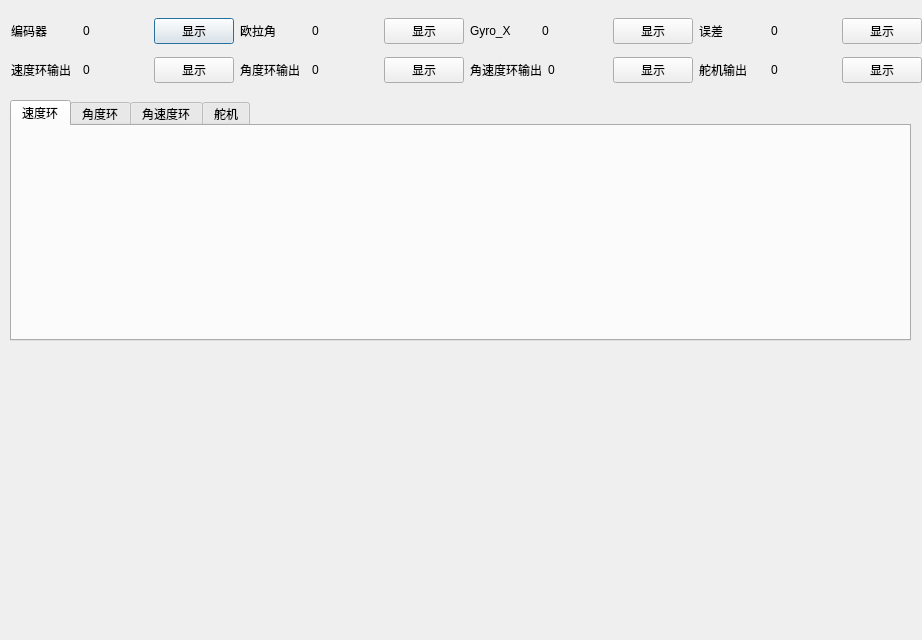
Before: the Qt Designer form tmp/Commanders/vmotorcontroler.ui in CN-ChangqinWei/mutithreadsearch, drawn with Qt 5.
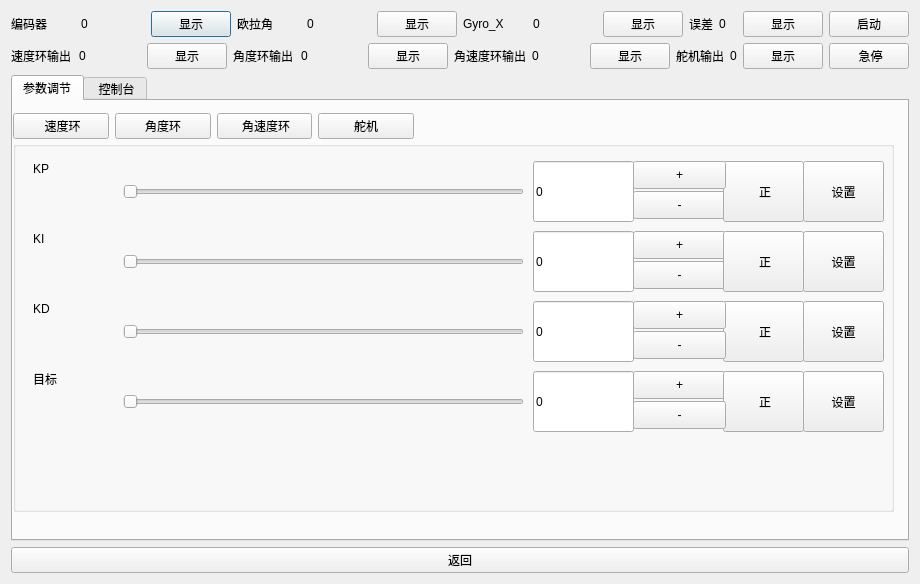
After: the same form once the commit is applied.

Diff of the .ui file:
```diff
--- a/tmp/Commanders/vmotorcontroler.ui
+++ b/tmp/Commanders/vmotorcontroler.ui
@@ -6,55 +6,15 @@
    <rect>
     <x>0</x>
     <y>0</y>
-    <width>922</width>
-    <height>640</height>
+    <width>920</width>
+    <height>584</height>
    </rect>
   </property>
   <property name="windowTitle">
    <string>Dialog</string>
   </property>
-  <widget class="QTabWidget" name="tabWidget">
-   <property name="geometry">
-    <rect>
-     <x>10</x>
-     <y>100</y>
-     <width>901</width>
-     <height>241</height>
-    </rect>
-   </property>
-   <property name="currentIndex">
-    <number>0</number>
-   </property>
-   <widget class="QWidget" name="tab">
-    <attribute name="title">
-     <string>速度环</string>
-    </attribute>
-   </widget>
-   <widget class="QWidget" name="tab_2">
-    <attribute name="title">
-     <string>角度环</string>
-    </attribute>
-   </widget>
-   <widget class="QWidget" name="tab_3">
-    <attribute name="title">
-     <string>角速度环</string>
-    </attribute>
-   </widget>
-   <widget class="QWidget" name="tab_4">
-    <attribute name="title">
-     <string>舵机</string>
-    </attribute>
-   </widget>
-  </widget>
-  <widget class="QWidget" name="">
-   <property name="geometry">
-    <rect>
-     <x>11</x>
-     <y>11</y>
-     <width>911</width>
-     <height>81</height>
-    </rect>
-   </property>
+  <layout class="QGridLayout" name="gridLayout">
+   <item row="0" column="0">
    <layout class="QVBoxLayout" name="verticalLayout">
     <item>
      <layout class="QHBoxLayout" name="horizontalLayout_4">
@@ -68,7 +28,7 @@
          </widget>
         </item>
         <item>
-         <widget class="QLabel" name="label_2">
+          <widget class="QLabel" name="LB_VALUEENCODER">
           <property name="text">
            <string>0</string>
           </property>
@@ -93,7 +53,7 @@
          </widget>
         </item>
         <item>
-         <widget class="QLabel" name="label_4">
+          <widget class="QLabel" name="LB_VALUEEULUR">
           <property name="text">
            <string>0</string>
           </property>
@@ -118,7 +78,7 @@
          </widget>
         </item>
         <item>
-         <widget class="QLabel" name="label_6">
+          <widget class="QLabel" name="LB_VALUEGYROX">
           <property name="text">
            <string>0</string>
           </property>
@@ -143,7 +103,7 @@
          </widget>
         </item>
         <item>
-         <widget class="QLabel" name="label_10">
+          <widget class="QLabel" name="LB_VALUEERROR">
           <property name="text">
            <string>0</string>
           </property>
@@ -156,6 +116,13 @@
           </property>
          </widget>
         </item>
+         <item>
+          <widget class="QPushButton" name="PB_RUNMOTOR">
+           <property name="text">
+            <string>启动</string>
+           </property>
+          </widget>
+         </item>
        </layout>
       </item>
      </layout>
@@ -260,12 +227,617 @@
           </property>
          </widget>
         </item>
+         <item>
+          <widget class="QPushButton" name="PB_STOPMOTOR">
+           <property name="text">
+            <string> 急停</string>
+           </property>
+          </widget>
+         </item>
        </layout>
       </item>
      </layout>
     </item>
    </layout>
-  </widget>
+   </item>
+   <item row="3" column="0">
+    <widget class="QPushButton" name="pushButton_11">
+     <property name="text">
+      <string>返回</string>
+     </property>
+    </widget>
+   </item>
+   <item row="2" column="0">
+    <widget class="QTabWidget" name="tabWidget">
+     <property name="currentIndex">
+      <number>0</number>
+     </property>
+     <widget class="QWidget" name="tab">
+      <attribute name="title">
+       <string>参数调节</string>
+      </attribute>
+      <widget class="QWidget" name="layoutWidget">
+       <property name="geometry">
+        <rect>
+         <x>0</x>
+         <y>0</y>
+         <width>401</width>
+         <height>51</height>
+        </rect>
+       </property>
+       <layout class="QHBoxLayout" name="horizontalLayout_11">
+        <item>
+         <widget class="QPushButton" name="PB_SPEEDRING">
+          <property name="text">
+           <string> 速度环</string>
+          </property>
+         </widget>
+        </item>
+        <item>
+         <widget class="QPushButton" name="PB_ANGLERING">
+          <property name="text">
+           <string>角度环</string>
+          </property>
+         </widget>
+        </item>
+        <item>
+         <widget class="QPushButton" name="PB_GYRORING">
+          <property name="text">
+           <string> 角速度环</string>
+          </property>
+         </widget>
+        </item>
+        <item>
+         <widget class="QPushButton" name="PB_SERVORING">
+          <property name="text">
+           <string>舵机</string>
+          </property>
+         </widget>
+        </item>
+       </layout>
+      </widget>
+      <widget class="QGroupBox" name="groupBox">
+       <property name="geometry">
+        <rect>
+         <x>0</x>
+         <y>40</y>
+         <width>881</width>
+         <height>371</height>
+        </rect>
+       </property>
+       <property name="title">
+        <string/>
+       </property>
+       <widget class="QPushButton" name="PB_SETKD">
+        <property name="geometry">
+         <rect>
+          <x>790</x>
+          <y>160</y>
+          <width>81</width>
+          <height>61</height>
+         </rect>
+        </property>
+        <property name="text">
+         <string>设置</string>
+        </property>
+       </widget>
+       <widget class="QPushButton" name="PB_REDUCEKI">
+        <property name="geometry">
+         <rect>
+          <x>620</x>
+          <y>120</y>
+          <width>93</width>
+          <height>28</height>
+         </rect>
+        </property>
+        <property name="text">
+         <string>-</string>
+        </property>
+       </widget>
+       <widget class="QSlider" name="SD_KP">
+        <property name="geometry">
+         <rect>
+          <x>110</x>
+          <y>20</y>
+          <width>401</width>
+          <height>61</height>
+         </rect>
+        </property>
+        <property name="orientation">
+         <enum>Qt::Horizontal</enum>
+        </property>
+       </widget>
+       <widget class="QSlider" name="SD_KD">
+        <property name="geometry">
+         <rect>
+          <x>110</x>
+          <y>160</y>
+          <width>401</width>
+          <height>61</height>
+         </rect>
+        </property>
+        <property name="orientation">
+         <enum>Qt::Horizontal</enum>
+        </property>
+       </widget>
+       <widget class="QPushButton" name="PB_SETKP">
+        <property name="geometry">
+         <rect>
+          <x>790</x>
+          <y>20</y>
+          <width>81</width>
+          <height>61</height>
+         </rect>
+        </property>
+        <property name="text">
+         <string>设置</string>
+        </property>
+       </widget>
+       <widget class="QLineEdit" name="LE_KP">
+        <property name="geometry">
+         <rect>
+          <x>520</x>
+          <y>20</y>
+          <width>101</width>
+          <height>61</height>
+         </rect>
+        </property>
+        <property name="text">
+         <string>0</string>
+        </property>
+       </widget>
+       <widget class="QPushButton" name="PB_REDUCEKP">
+        <property name="geometry">
+         <rect>
+          <x>620</x>
+          <y>50</y>
+          <width>93</width>
+          <height>28</height>
+         </rect>
+        </property>
+        <property name="text">
+         <string>-</string>
+        </property>
+       </widget>
+       <widget class="QPushButton" name="PB_POLEKD">
+        <property name="geometry">
+         <rect>
+          <x>710</x>
+          <y>160</y>
+          <width>81</width>
+          <height>61</height>
+         </rect>
+        </property>
+        <property name="text">
+         <string> 正</string>
+        </property>
+       </widget>
+       <widget class="QLabel" name="label_2">
+        <property name="geometry">
+         <rect>
+          <x>20</x>
+          <y>20</y>
+          <width>72</width>
+          <height>15</height>
+         </rect>
+        </property>
+        <property name="text">
+         <string>KP</string>
+        </property>
+       </widget>
+       <widget class="QPushButton" name="PB_POLEKP">
+        <property name="geometry">
+         <rect>
+          <x>710</x>
+          <y>20</y>
+          <width>81</width>
+          <height>61</height>
+         </rect>
+        </property>
+        <property name="text">
+         <string> 正</string>
+        </property>
+       </widget>
+       <widget class="QPushButton" name="PB_PLUSKI">
+        <property name="geometry">
+         <rect>
+          <x>620</x>
+          <y>90</y>
+          <width>93</width>
+          <height>28</height>
+         </rect>
+        </property>
+        <property name="text">
+         <string>+</string>
+        </property>
+       </widget>
+       <widget class="QPushButton" name="PB_PLUSKD">
+        <property name="geometry">
+         <rect>
+          <x>620</x>
+          <y>160</y>
+          <width>93</width>
+          <height>28</height>
+         </rect>
+        </property>
+        <property name="text">
+         <string>+</string>
+        </property>
+       </widget>
+       <widget class="QLabel" name="label_4">
+        <property name="geometry">
+         <rect>
+          <x>20</x>
+          <y>90</y>
+          <width>72</width>
+          <height>15</height>
+         </rect>
+        </property>
+        <property name="text">
+         <string>KI</string>
+        </property>
+       </widget>
+       <widget class="QPushButton" name="PB_SETKI">
+        <property name="geometry">
+         <rect>
+          <x>790</x>
+          <y>90</y>
+          <width>81</width>
+          <height>61</height>
+         </rect>
+        </property>
+        <property name="text">
+         <string>设置</string>
+        </property>
+       </widget>
+       <widget class="QPushButton" name="PB_POLEKI">
+        <property name="geometry">
+         <rect>
+          <x>710</x>
+          <y>90</y>
+          <width>81</width>
+          <height>61</height>
+         </rect>
+        </property>
+        <property name="text">
+         <string> 正</string>
+        </property>
+       </widget>
+       <widget class="QSlider" name="SD_KI">
+        <property name="geometry">
+         <rect>
+          <x>110</x>
+          <y>90</y>
+          <width>401</width>
+          <height>61</height>
+         </rect>
+        </property>
+        <property name="orientation">
+         <enum>Qt::Horizontal</enum>
+        </property>
+       </widget>
+       <widget class="QPushButton" name="PB_REDUCEKD">
+        <property name="geometry">
+         <rect>
+          <x>620</x>
+          <y>190</y>
+          <width>93</width>
+          <height>28</height>
+         </rect>
+        </property>
+        <property name="text">
+         <string>-</string>
+        </property>
+       </widget>
+       <widget class="QLabel" name="label_6">
+        <property name="geometry">
+         <rect>
+          <x>20</x>
+          <y>160</y>
+          <width>72</width>
+          <height>15</height>
+         </rect>
+        </property>
+        <property name="text">
+         <string>KD</string>
+        </property>
+       </widget>
+       <widget class="QPushButton" name="PB_PLUSKP">
+        <property name="geometry">
+         <rect>
+          <x>620</x>
+          <y>20</y>
+          <width>93</width>
+          <height>28</height>
+         </rect>
+        </property>
+        <property name="text">
+         <string>+</string>
+        </property>
+       </widget>
+       <widget class="QLineEdit" name="LE_KI">
+        <property name="geometry">
+         <rect>
+          <x>520</x>
+          <y>90</y>
+          <width>101</width>
+          <height>61</height>
+         </rect>
+        </property>
+        <property name="text">
+         <string>0</string>
+        </property>
+       </widget>
+       <widget class="QLineEdit" name="LE_KD">
+        <property name="geometry">
+         <rect>
+          <x>520</x>
+          <y>160</y>
+          <width>101</width>
+          <height>61</height>
+         </rect>
+        </property>
+        <property name="text">
+         <string>0</string>
+        </property>
+       </widget>
+       <widget class="QSlider" name="SD_TARGET">
+        <property name="geometry">
+         <rect>
+          <x>110</x>
+          <y>230</y>
+          <width>401</width>
+          <height>61</height>
+         </rect>
+        </property>
+        <property name="orientation">
+         <enum>Qt::Horizontal</enum>
+        </property>
+       </widget>
+       <widget class="QPushButton" name="PB_SETTARGET">
+        <property name="geometry">
+         <rect>
+          <x>790</x>
+          <y>230</y>
+          <width>81</width>
+          <height>61</height>
+         </rect>
+        </property>
+        <property name="text">
+         <string>设置</string>
+        </property>
+       </widget>
+       <widget class="QLineEdit" name="LE_TARGET">
+        <property name="geometry">
+         <rect>
+          <x>520</x>
+          <y>230</y>
+          <width>101</width>
+          <height>61</height>
+         </rect>
+        </property>
+        <property name="text">
+         <string>0</string>
+        </property>
+       </widget>
+       <widget class="QLabel" name="label_10">
+        <property name="geometry">
+         <rect>
+          <x>20</x>
+          <y>230</y>
+          <width>72</width>
+          <height>15</height>
+         </rect>
+        </property>
+        <property name="text">
+         <string>目标</string>
+        </property>
+       </widget>
+       <widget class="QPushButton" name="PB_PLUSTARGET">
+        <property name="geometry">
+         <rect>
+          <x>620</x>
+          <y>230</y>
+          <width>93</width>
+          <height>28</height>
+         </rect>
+        </property>
+        <property name="text">
+         <string>+</string>
+        </property>
+       </widget>
+       <widget class="QPushButton" name="PB_POLETARGET">
+        <property name="geometry">
+         <rect>
+          <x>710</x>
+          <y>230</y>
+          <width>81</width>
+          <height>61</height>
+         </rect>
+        </property>
+        <property name="text">
+         <string> 正</string>
+        </property>
+       </widget>
+       <widget class="QPushButton" name="PB_REDUCETARGET">
+        <property name="geometry">
+         <rect>
+          <x>620</x>
+          <y>260</y>
+          <width>93</width>
+          <height>28</height>
+         </rect>
+        </property>
+        <property name="text">
+         <string>-</string>
+        </property>
+       </widget>
+      </widget>
+     </widget>
+     <widget class="QWidget" name="tab_2">
+      <attribute name="title">
+       <string> 控制台</string>
+      </attribute>
+      <widget class="QGroupBox" name="groupBox_2">
+       <property name="geometry">
+        <rect>
+         <x>0</x>
+         <y>0</y>
+         <width>871</width>
+         <height>271</height>
+        </rect>
+       </property>
+       <property name="title">
+        <string/>
+       </property>
+       <widget class="QPushButton" name="PB_BACK">
+        <property name="geometry">
+         <rect>
+          <x>100</x>
+          <y>180</y>
+          <width>81</width>
+          <height>81</height>
+         </rect>
+        </property>
+        <property name="text">
+         <string> 后退</string>
+        </property>
+       </widget>
+       <widget class="QPushButton" name="PB_FRONT">
+        <property name="geometry">
+         <rect>
+          <x>100</x>
+          <y>20</y>
+          <width>81</width>
+          <height>81</height>
+         </rect>
+        </property>
+        <property name="text">
+         <string> 前进</string>
+        </property>
+       </widget>
+       <widget class="QPushButton" name="PB_LEFT">
+        <property name="geometry">
+         <rect>
+          <x>20</x>
+          <y>100</y>
+          <width>81</width>
+          <height>81</height>
+         </rect>
+        </property>
+        <property name="text">
+         <string>  左转</string>
+        </property>
+       </widget>
+       <widget class="QPushButton" name="PB_STOP">
+        <property name="geometry">
+         <rect>
+          <x>100</x>
+          <y>100</y>
+          <width>81</width>
+          <height>81</height>
+         </rect>
+        </property>
+        <property name="text">
+         <string>停止</string>
+        </property>
+       </widget>
+       <widget class="QPushButton" name="PB_RIGHT">
+        <property name="geometry">
+         <rect>
+          <x>180</x>
+          <y>100</y>
+          <width>81</width>
+          <height>81</height>
+         </rect>
+        </property>
+        <property name="text">
+         <string> 右转</string>
+        </property>
+       </widget>
+       <widget class="QSlider" name="SD_CONTROLSPEED">
+        <property name="geometry">
+         <rect>
+          <x>290</x>
+          <y>50</y>
+          <width>81</width>
+          <height>160</height>
+         </rect>
+        </property>
+        <property name="orientation">
+         <enum>Qt::Vertical</enum>
+        </property>
+       </widget>
+       <widget class="QSlider" name="SD_CONTROLSERVO">
+        <property name="geometry">
+         <rect>
+          <x>460</x>
+          <y>50</y>
+          <width>71</width>
+          <height>160</height>
+         </rect>
+        </property>
+        <property name="orientation">
+         <enum>Qt::Vertical</enum>
+        </property>
+       </widget>
+       <widget class="QLabel" name="label_7">
+        <property name="geometry">
+         <rect>
+          <x>290</x>
+          <y>220</y>
+          <width>72</width>
+          <height>15</height>
+         </rect>
+        </property>
+        <property name="text">
+         <string> 速度</string>
+        </property>
+       </widget>
+       <widget class="QLabel" name="label_8">
+        <property name="geometry">
+         <rect>
+          <x>470</x>
+          <y>220</y>
+          <width>72</width>
+          <height>15</height>
+         </rect>
+        </property>
+        <property name="text">
+         <string>舵机</string>
+        </property>
+       </widget>
+       <widget class="QLineEdit" name="LE_CONTROLSPEED">
+        <property name="geometry">
+         <rect>
+          <x>300</x>
+          <y>0</y>
+          <width>51</width>
+          <height>41</height>
+         </rect>
+        </property>
+        <property name="text">
+         <string>0</string>
+        </property>
+       </widget>
+       <widget class="QLineEdit" name="LE_CONTROLSERVO">
+        <property name="geometry">
+         <rect>
+          <x>470</x>
+          <y>0</y>
+          <width>51</width>
+          <height>41</height>
+         </rect>
+        </property>
+        <property name="text">
+         <string>0</string>
+        </property>
+       </widget>
+      </widget>
+     </widget>
+    </widget>
+   </item>
+  </layout>
  </widget>
  <resources/>
  <connections/>
```
Left out of the diff: 8 changed lines with no effect on the pictures. Lines whose indentation alone changed are shown as unchanged.
